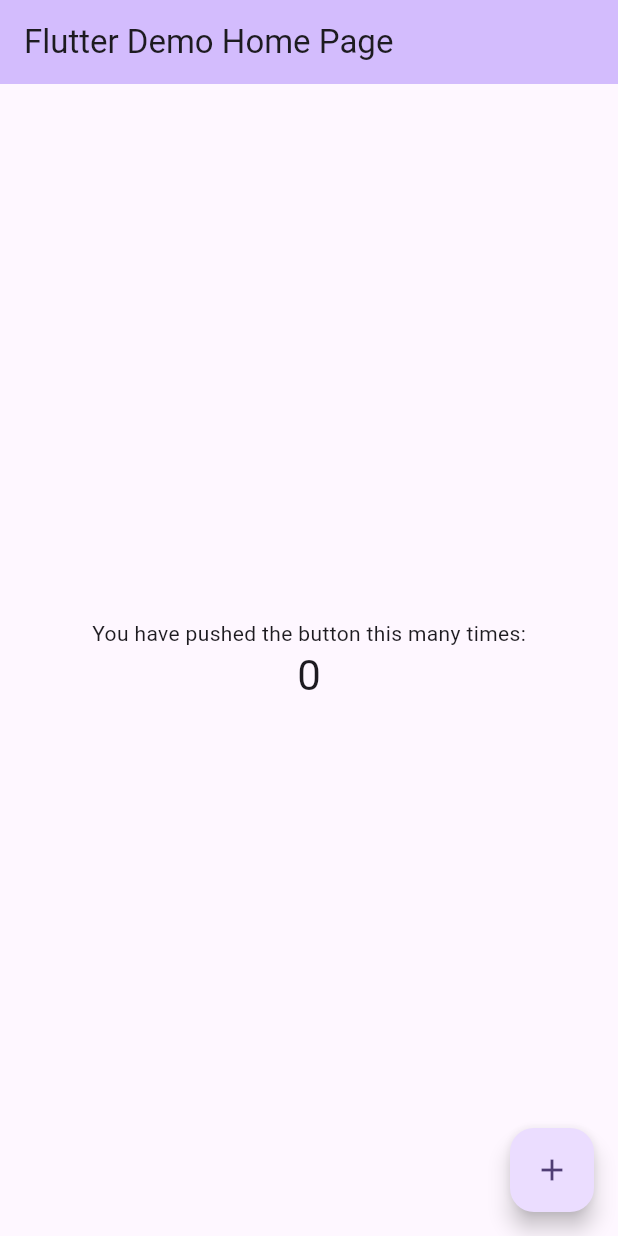
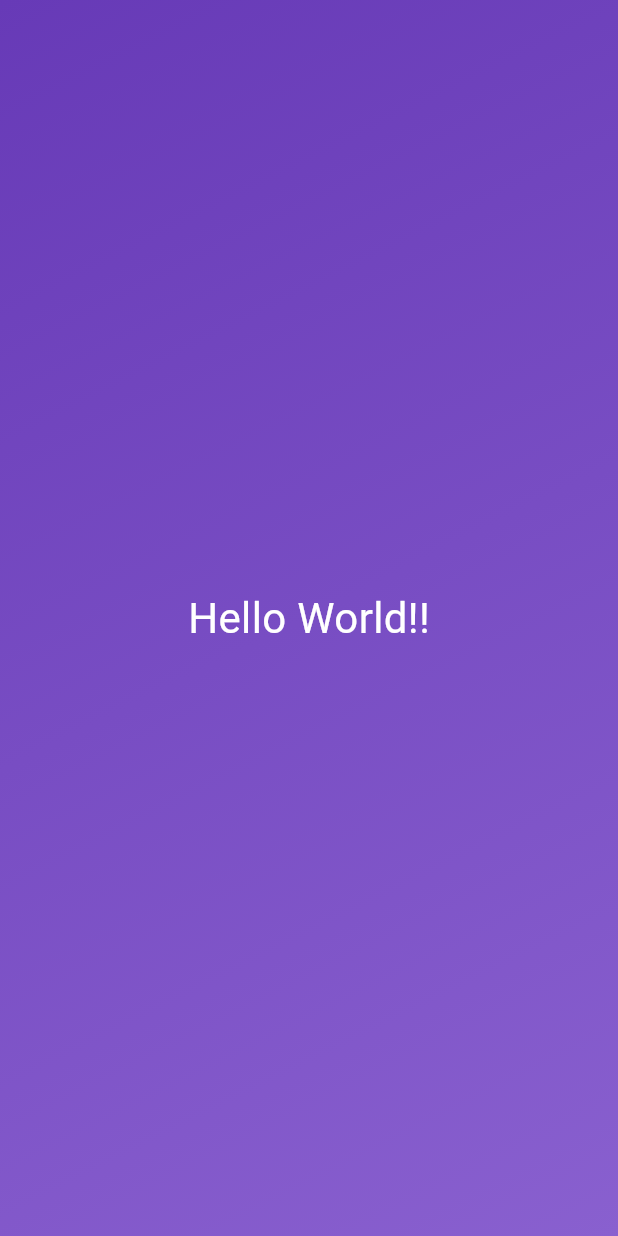
Before and after one commit to pireslima18/RollDice, a Flutter app: the screen it shows after launch, on a phone screen of 412 x 824 dp. Run offline on Flutter 3.47's test engine with Material 3 defaults, Android fonts, the phone set to English and light mode, and no system bars.

Commit message:
main: Avançando no desenvolvimento

```diff
--- /dev/null
+++ b/lib/gradient_container.dart
@@ -0,0 +1,25 @@
+import "package:flutter/material.dart";
+import "styled_text.dart";
+
+class GradientContainer extends StatelessWidget {
+  const GradientContainer({super.key});
+
+  @override
+  Widget build(context) {
+    return Container (
+      decoration: const BoxDecoration (
+        gradient: LinearGradient (
+          colors: [
+            Colors.deepPurple,
+            Color.fromARGB(255, 137, 96, 207),
+          ],
+          begin: Alignment.topLeft,
+          end: Alignment.bottomRight,
+        )
+      ),
+      child: const Center(
+        child: CustomText()
+      ),
+    );
+  }
+}
--- a/lib/main.dart
+++ b/lib/main.dart
@@ -1,125 +1,13 @@
-import 'package:flutter/material.dart';
+import "package:flutter/material.dart";
+import "gradient_container.dart";
+
 
 void main() {
-  runApp(const MyApp());
+  runApp(
+    const MaterialApp(
+      home: Scaffold(
+        body: GradientContainer()
+      ),
+    ),
+  );
 }
-
-class MyApp extends StatelessWidget {
-  const MyApp({super.key});
-
-  // This widget is the root of your application.
-  @override
-  Widget build(BuildContext context) {
-    return MaterialApp(
-      title: 'Flutter Demo',
-      theme: ThemeData(
-        // This is the theme of your application.
-        //
-        // TRY THIS: Try running your application with "flutter run". You'll see
-        // the application has a purple toolbar. Then, without quitting the app,
-        // try changing the seedColor in the colorScheme below to Colors.green
-        // and then invoke "hot reload" (save your changes or press the "hot
-        // reload" button in a Flutter-supported IDE, or press "r" if you used
-        // the command line to start the app).
-        //
-        // Notice that the counter didn't reset back to zero; the application
-        // state is not lost during the reload. To reset the state, use hot
-        // restart instead.
-        //
-        // This works for code too, not just values: Most code changes can be
-        // tested with just a hot reload.
-        colorScheme: ColorScheme.fromSeed(seedColor: Colors.deepPurple),
-        useMaterial3: true,
-      ),
-      home: const MyHomePage(title: 'Flutter Demo Home Page'),
-    );
-  }
-}
-
-class MyHomePage extends StatefulWidget {
-  const MyHomePage({super.key, required this.title});
-
-  // This widget is the home page of your application. It is stateful, meaning
-  // that it has a State object (defined below) that contains fields that affect
-  // how it looks.
-
-  // This class is the configuration for the state. It holds the values (in this
-  // case the title) provided by the parent (in this case the App widget) and
-  // used by the build method of the State. Fields in a Widget subclass are
-  // always marked "final".
-
-  final String title;
-
-  @override
-  State<MyHomePage> createState() => _MyHomePageState();
-}
-
-class _MyHomePageState extends State<MyHomePage> {
-  int _counter = 0;
-
-  void _incrementCounter() {
-    setState(() {
-      // This call to setState tells the Flutter framework that something has
-      // changed in this State, which causes it to rerun the build method below
-      // so that the display can reflect the updated values. If we changed
-      // _counter without calling setState(), then the build method would not be
-      // called again, and so nothing would appear to happen.
-      _counter++;
-    });
-  }
-
-  @override
-  Widget build(BuildContext context) {
-    // This method is rerun every time setState is called, for instance as done
-    // by the _incrementCounter method above.
-    //
-    // The Flutter framework has been optimized to make rerunning build methods
-    // fast, so that you can just rebuild anything that needs updating rather
-    // than having to individually change instances of widgets.
-    return Scaffold(
-      appBar: AppBar(
-        // TRY THIS: Try changing the color here to a specific color (to
-        // Colors.amber, perhaps?) and trigger a hot reload to see the AppBar
-        // change color while the other colors stay the same.
-        backgroundColor: Theme.of(context).colorScheme.inversePrimary,
-        // Here we take the value from the MyHomePage object that was created by
-        // the App.build method, and use it to set our appbar title.
-        title: Text(widget.title),
-      ),
-      body: Center(
-        // Center is a layout widget. It takes a single child and positions it
-        // in the middle of the parent.
-        child: Column(
-          // Column is also a layout widget. It takes a list of children and
-          // arranges them vertically. By default, it sizes itself to fit its
-          // children horizontally, and tries to be as tall as its parent.
-          //
-          // Column has various properties to control how it sizes itself and
-          // how it positions its children. Here we use mainAxisAlignment to
-          // center the children vertically; the main axis here is the vertical
-          // axis because Columns are vertical (the cross axis would be
-          // horizontal).
-          //
-          // TRY THIS: Invoke "debug painting" (choose the "Toggle Debug Paint"
-          // action in the IDE, or press "p" in the console), to see the
-          // wireframe for each widget.
-          mainAxisAlignment: MainAxisAlignment.center,
-          children: <Widget>[
-            const Text(
-              'You have pushed the button this many times:',
-            ),
-            Text(
-              '$_counter',
-              style: Theme.of(context).textTheme.headlineMedium,
-            ),
-          ],
-        ),
-      ),
-      floatingActionButton: FloatingActionButton(
-        onPressed: _incrementCounter,
-        tooltip: 'Increment',
-        child: const Icon(Icons.add),
-      ), // This trailing comma makes auto-formatting nicer for build methods.
-    );
-  }
-}
--- /dev/null
+++ b/lib/styled_text.dart
@@ -0,0 +1,16 @@
+import "package:flutter/material.dart";
+
+class CustomText extends StatelessWidget {
+  const CustomText({super.key});
+
+  @override
+  Widget build(context) {
+    return const Text(
+      "Hello World!!",
+      style: TextStyle(
+        fontSize: 28,
+        color: Colors.white
+      ),
+    );
+  }
+}
```
Also changed, not shown: 1 other file.
